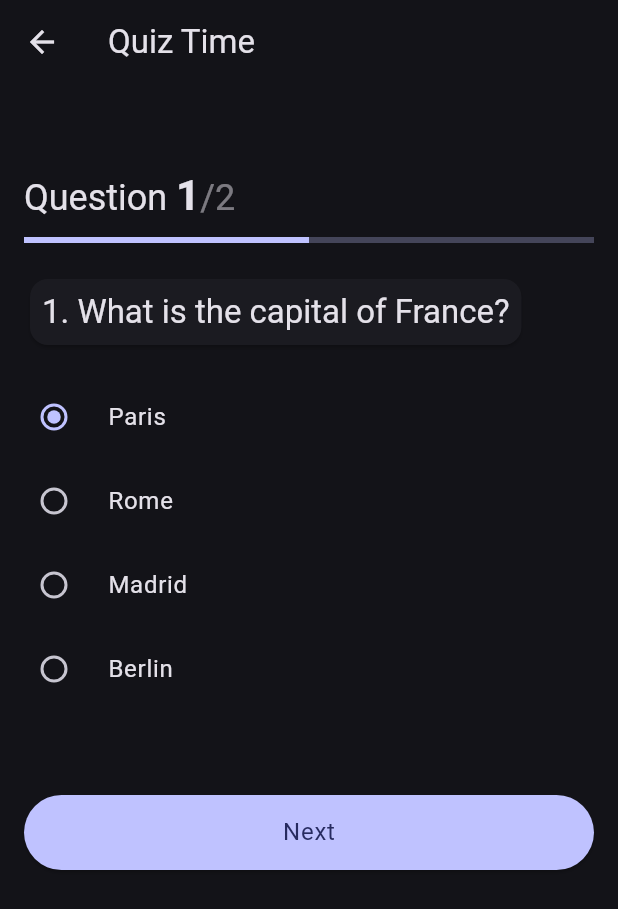
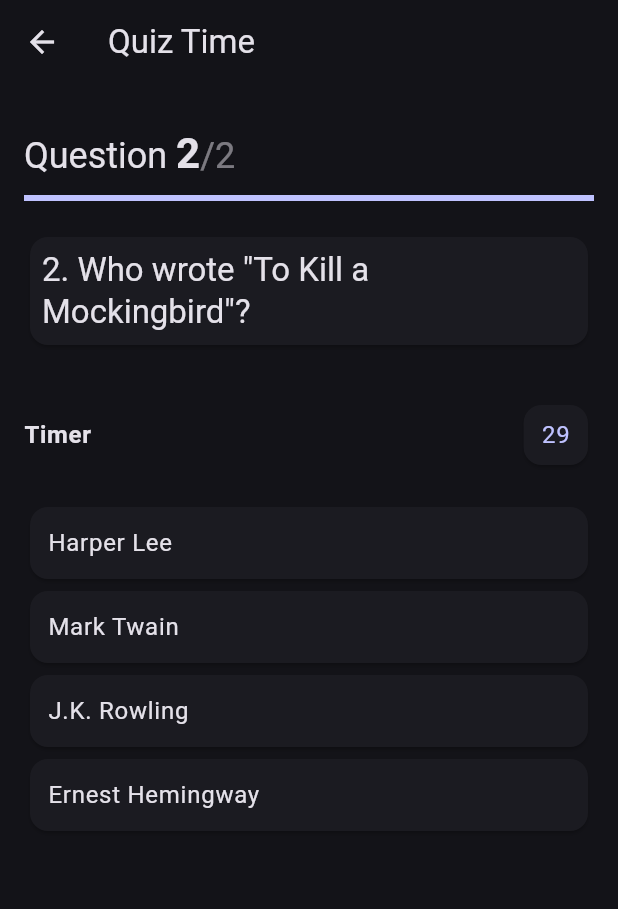
Before and after one commit to hinasahammed/quizzy, a Flutter app: the QuizView screen opened directly, after a tap on "Paris", on a phone screen of 412 x 824 dp. Shown: the top 909 px of the screen. Run offline on Flutter 3.47's test engine with Material 3 defaults, Android fonts, the phone set to English and light mode, and no system bars; our stand-ins replace curved_labeled_navigation_bar, fl_chart, fluttertoast, gap, shared_preferences; accounts and stored records are empty.

Commit message:
question timer compleetd

```diff
--- a/lib/data/questions.dart
+++ b/lib/data/questions.dart
@@ -4,6 +4,7 @@ List<QuestionModel> questions = [
   QuestionModel(
     id: 1,
     questionText: 'What is the capital of France?',
+    correctAnserId: "1",
     choices: [
       Choice(id: 1, questionId: 1, choiceText: 'Paris'),
       Choice(id: 2, questionId: 1, choiceText: 'Rome'),
@@ -14,6 +15,7 @@ List<QuestionModel> questions = [
   QuestionModel(
     id: 2,
     questionText: 'Who wrote "To Kill a Mockingbird"?',
+    correctAnserId: "6",
     choices: [
       Choice(id: 5, questionId: 2, choiceText: 'Harper Lee'),
       Choice(id: 6, questionId: 2, choiceText: 'Mark Twain'),
--- a/lib/model/question/question_model.dart
+++ b/lib/model/question/question_model.dart
@@ -2,11 +2,13 @@ class QuestionModel {
   QuestionModel({
     required this.id,
     required this.questionText,
+    required this.correctAnserId,
     required this.choices,
   });
 
   final int id;
   final String questionText;
+  final String correctAnserId;
   final List<Choice> choices;
 }
 
--- a/lib/view/quiz/quiz_view.dart
+++ b/lib/view/quiz/quiz_view.dart
@@ -1,7 +1,8 @@
+import 'dart:async';
+
 import 'package:flutter/material.dart';
 import 'package:gap/gap.dart';
 import 'package:quizzy/data/questions.dart';
-import 'package:quizzy/res/components/constants/custom_button.dart';
 
 class QuizView extends StatefulWidget {
   const QuizView({super.key});
@@ -12,20 +13,17 @@ class QuizView extends StatefulWidget {
 
 class _QuizViewState extends State<QuizView> {
   int _currentQuestionIndex = 0;
+  List<Map<String, String>> userAnswer = [];
+  int correctAnswerCount = 0;
+  int answeredCount = 0;
+  int unAnsweredCount = 0;
+  int timerCount = 30;
+  Timer? _timer;
 
-  int? _selectedAnswerIndex;
-
-  void _nextQuestion() {
-    if (_currentQuestionIndex < questions.length - 1) {
-      setState(() {
-        _currentQuestionIndex++;
-        _selectedAnswerIndex = null;
-      });
-    } else {
-      ScaffoldMessenger.of(context).showSnackBar(
-        const SnackBar(content: Text('Quiz Completed!')),
-      );
-    }
+  @override
+  void initState() {
+    super.initState();
+    startQuizTimer();
   }
 
   @override
@@ -56,11 +54,11 @@ class _QuizViewState extends State<QuizView> {
                                   text: "Question ",
                                   style: theme.textTheme.headlineSmall),
                               TextSpan(
-                                  text: "${_currentQuestionIndex + 1}",
-                                  style:
-                                      theme.textTheme.headlineMedium!.copyWith(
-                                    fontWeight: FontWeight.w600,
-                                  )),
+                                text: "${_currentQuestionIndex + 1}",
+                                style: theme.textTheme.headlineMedium!.copyWith(
+                                  fontWeight: FontWeight.w600,
+                                ),
+                              ),
                               TextSpan(
                                 text: "/${questions.length}",
                                 style: theme.textTheme.headlineSmall!.copyWith(
@@ -97,34 +95,67 @@ class _QuizViewState extends State<QuizView> {
           SliverList(
             delegate: SliverChildListDelegate(
               [
-                ...questions[_currentQuestionIndex].choices.map(
-                      (choice) => RadioListTile<int>(
-                        title: Text(choice.choiceText),
-                        value: questions[_currentQuestionIndex]
-                            .choices
-                            .indexOf(choice),
-                        groupValue: _selectedAnswerIndex,
-                        onChanged: (value) {
-                          setState(() {
-                            _selectedAnswerIndex = value;
-                          });
-                        },
-                      ),
-                    ),
-                const Gap(40),
                 Padding(
                   padding: const EdgeInsets.all(16.0),
-                  child: SizedBox(
-                    height: 50,
-                    child: CustomButton(
-                      onPressed:
-                          _selectedAnswerIndex != null ? _nextQuestion : null,
-                      btnText: _currentQuestionIndex < questions.length - 1
-                          ? 'Next'
-                          : 'Submit',
-                    ),
+                  child: Column(
+                    crossAxisAlignment: CrossAxisAlignment.start,
+                    children: [
+                      Row(
+                        mainAxisAlignment: MainAxisAlignment.spaceBetween,
+                        children: [
+                          Text(
+                            "Timer",
+                            style: theme.textTheme.bodyLarge!.copyWith(
+                              color: theme.colorScheme.onSurface,
+                              fontWeight: FontWeight.w600,
+                            ),
+                          ),
+                          Card(
+                            child: Container(
+                              padding: const EdgeInsets.symmetric(
+                                  horizontal: 12, vertical: 8),
+                              child: Text(
+                                timerCount.toString(),
+                                style: theme.textTheme.bodyLarge!.copyWith(
+                                  color: theme.colorScheme.primary,
+                                ),
+                              ),
+                            ),
+                          ),
+                        ],
+                      ),
+                      const Gap(20),
+                      ...questions[_currentQuestionIndex].choices.map(
+                            (choice) => Card(
+                              child: InkWell(
+                                onTap: () {
+                                  resetTimer();
+                                  getUserAnswer(
+                                      questions[_currentQuestionIndex]
+                                          .id
+                                          .toString(),
+                                      questions[_currentQuestionIndex]
+                                          .correctAnserId
+                                          .toString(),
+                                      choice.id.toString());
+                                  nextQuestion();
+                                },
+                                child: Container(
+                                  width: double.infinity,
+                                  padding: const EdgeInsets.all(12),
+                                  child: Text(
+                                    choice.choiceText,
+                                    style: theme.textTheme.bodyLarge!.copyWith(
+                                      color: theme.colorScheme.onSurface,
+                                    ),
+                                  ),
+                                ),
+                              ),
+                            ),
+                          ),
+                    ],
                   ),
-                ),
+                )
               ],
             ),
           ),
@@ -132,4 +163,67 @@ class _QuizViewState extends State<QuizView> {
       ),
     );
   }
+
+  void nextQuestion() {
+    if (_currentQuestionIndex < questions.length - 1) {
+      setState(() {
+        _currentQuestionIndex++;
+      });
+    } else {
+      var correctAnserList = userAnswer.where(
+        (element) =>
+            element['correct_answerId'] == element['selected_answerId'],
+      );
+      setState(() {
+        correctAnswerCount = correctAnserList.length;
+        answeredCount = userAnswer.length;
+        unAnsweredCount = questions.length - userAnswer.length;
+      });
+      _timer?.cancel();
+    }
+  }
+
+  getUserAnswer(
+    String questionId,
+    String correctAnswerId,
+    String selectedAnswerId,
+  ) {
+    setState(() {
+      userAnswer.add({
+        "question_id": questionId,
+        "correct_answerId": correctAnswerId,
+        "selected_answerId": selectedAnswerId,
+      });
+    });
+  }
+
+  void startQuizTimer() {
+    _timer = Timer.periodic(
+      const Duration(seconds: 1),
+      (timer) {
+        setState(() {
+          timerCount--;
+        });
+        if (timerCount == 30) {
+          timer.cancel();
+          nextQuestion();
+          resetTimer();
+        }
+      },
+    );
+  }
+
+  void resetTimer() {
+    _timer?.cancel();
+    setState(() {
+      timerCount = 30;
+    });
+    startQuizTimer();
+  }
+
+  @override
+  void dispose() {
+    _timer?.cancel();
+    super.dispose();
+  }
 }
```
